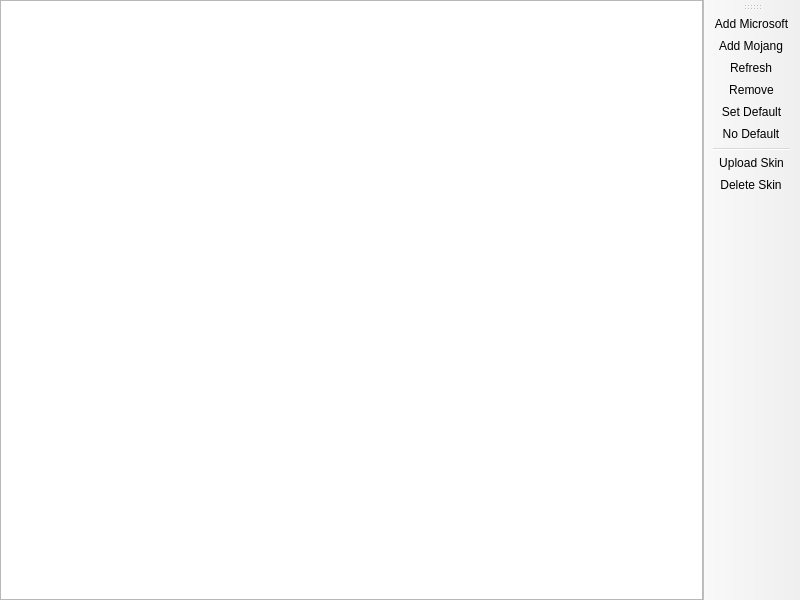
The window that launcher/ui/pages/global/AccountListPage.ui (MultiMC/Launcher) describes before a commit, drawn with Qt 5.
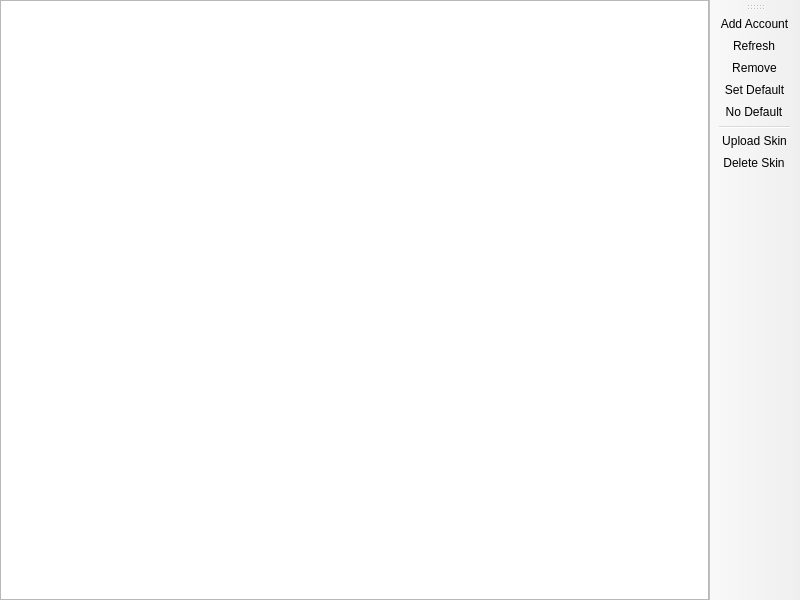
The same window after the commit. Custom widgets are drawn as their Qt base class.

Commit message:
NOISSUE Remove Mojang accounts
They are being phased out on September 19 2023

What changed in the file:
```diff
--- a/launcher/ui/pages/global/AccountListPage.ui
+++ b/launcher/ui/pages/global/AccountListPage.ui
@@ -52,8 +52,7 @@
    <attribute name="toolBarBreak">
     <bool>false</bool>
    </attribute>
-   <addaction name="actionAddMicrosoft"/>
-   <addaction name="actionAddMojang"/>
+   <addaction name="actionAddAccount"/>
    <addaction name="actionRefresh"/>
    <addaction name="actionRemove"/>
    <addaction name="actionSetDefault"/>
@@ -62,11 +61,6 @@
    <addaction name="actionUploadSkin"/>
    <addaction name="actionDeleteSkin"/>
   </widget>
-  <action name="actionAddMojang">
-   <property name="text">
-    <string>Add Mojang</string>
-   </property>
-  </action>
   <action name="actionRemove">
    <property name="text">
     <string>Remove</string>
@@ -98,9 +92,12 @@
     <string>Delete the currently active skin and go back to the default one</string>
    </property>
   </action>
-  <action name="actionAddMicrosoft">
+  <action name="actionAddAccount">
    <property name="text">
-    <string>Add Microsoft</string>
+    <string>Add Account</string>
+   </property>
+   <property name="toolTip">
+    <string>Add a Microsoft Account</string>
    </property>
   </action>
   <action name="actionRefresh">
```
The commit also changes 29 other files.
